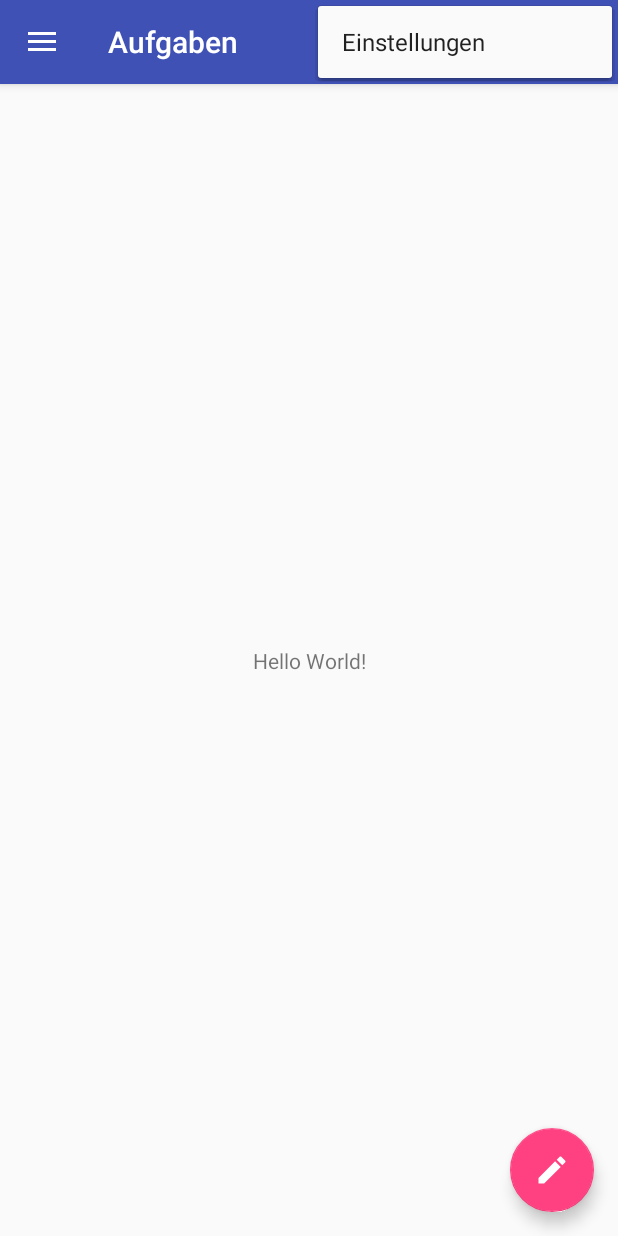
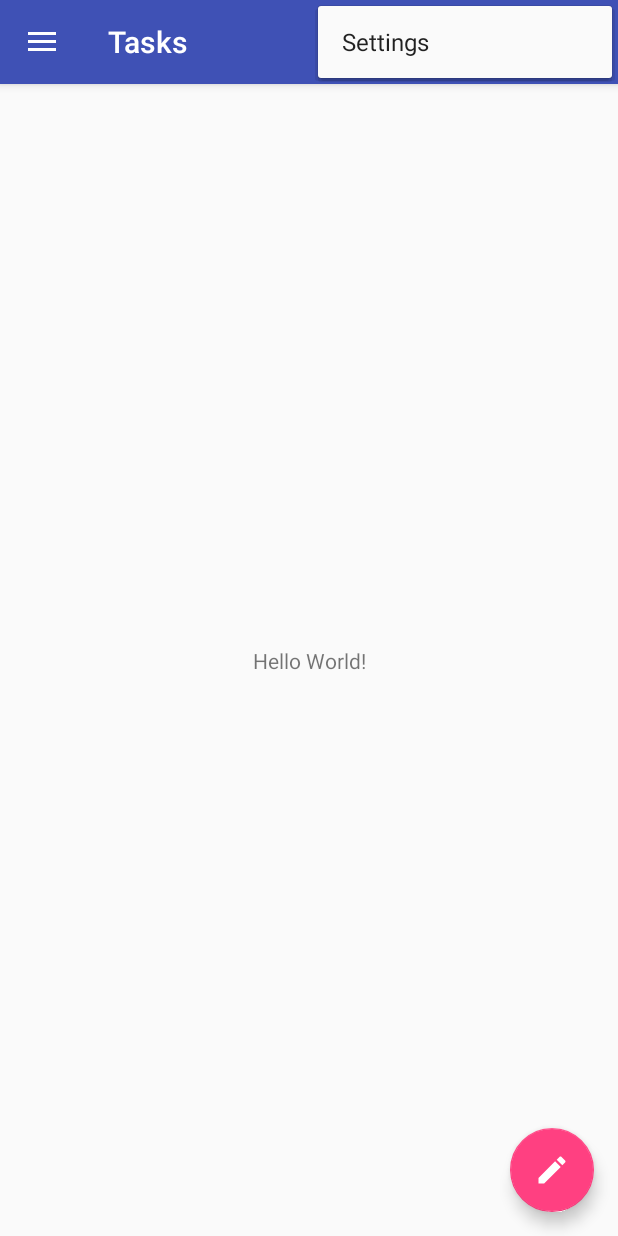
Before and after one commit to uwriegel/Tasks, an Android app: the screen it shows after launch (MainActivity), with the options menu open, on a phone screen of 412 x 824 dp. Run offline under Robolectric (Android 15) with nearby library versions, the light colour scheme and no system bars; libraries missing offline, so code that uses them is left out: com.google.api.client, com.google.api.services, pub.devrel.easypermissions; 9 statements that could not run were skipped.

Commit message:
Default language english

```diff
--- a/app/src/main/res/values/strings.xml
+++ b/app/src/main/res/values/strings.xml
@@ -1,11 +1,11 @@
 <resources>
-    <string name="app_name">Aufgaben</string>
+    <string name="app_name">Tasks</string>
 
-    <string name="navigation_drawer_open">Öffnet Navigations-Schublade</string>
-    <string name="navigation_drawer_close">Schließt Navigations-Schublade</string>
+    <string name="navigation_drawer_open">Open navigation drawer</string>
+    <string name="navigation_drawer_close">Close navigation drawer</string>
 
-    <string name="action_settings">Einstellungen</string>
+    <string name="action_settings">Settings</string>
 
-    <string name="google_account_access_needed">Diese App benötigt Zugriff auf Dein Google Konto (via Kontakte).</string>
-    <string name="google_account">Google-Konto</string>
+    <string name="google_account_access_needed">This app needs to access your Google account (via Contacts).</string>
+    <string name="google_account">Google account</string>
 </resources>
```
Also changed, not shown: 2 other files.
